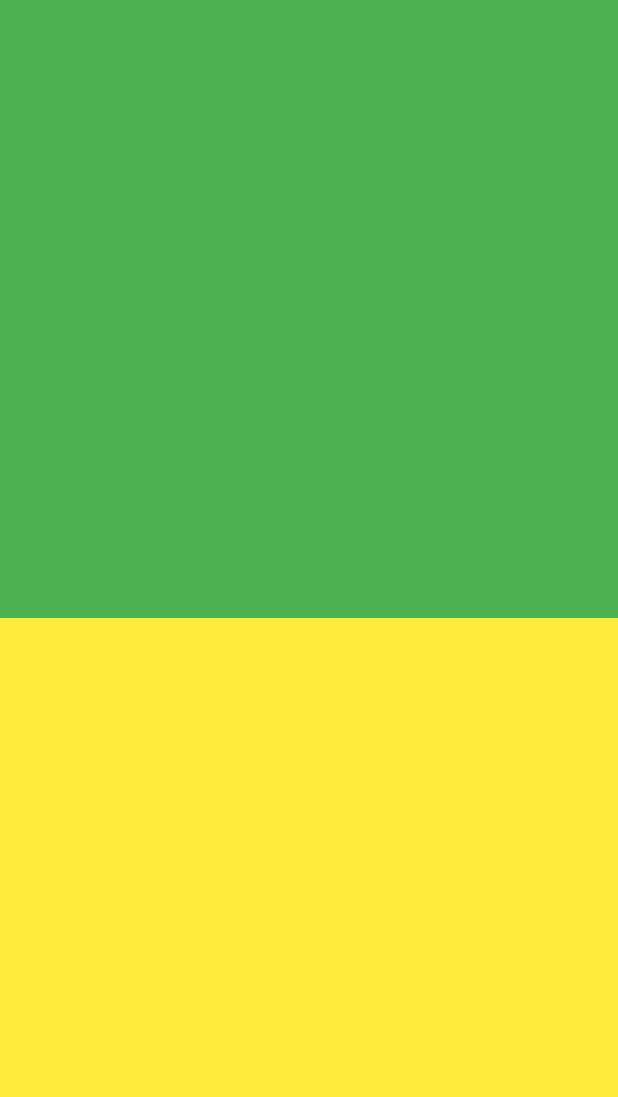
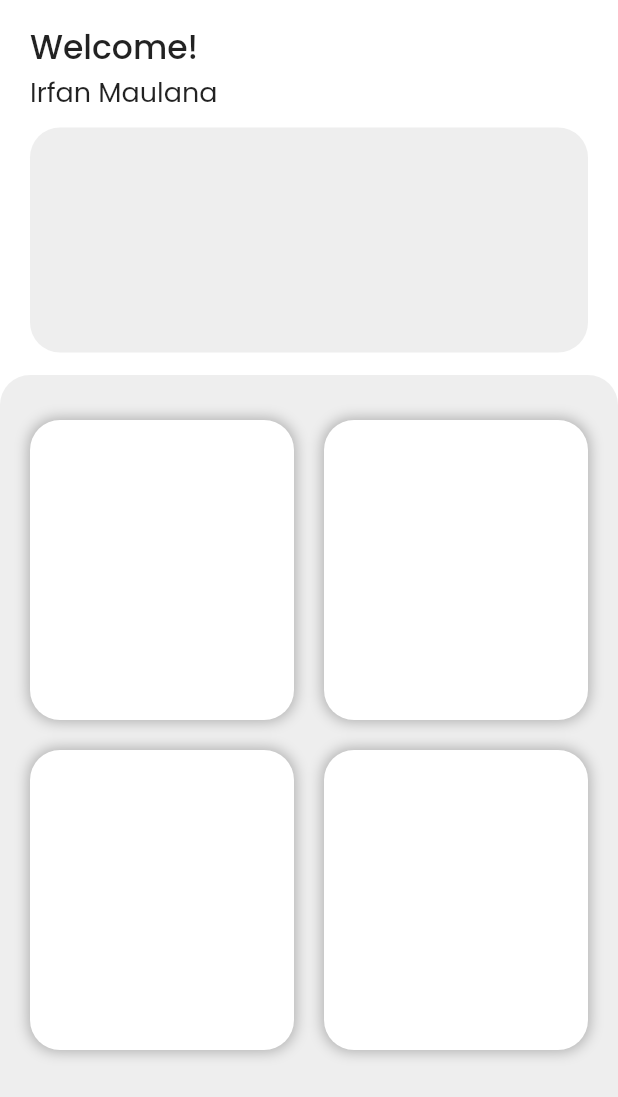
Before and after one commit to irfanrev/study-kejuruan, a Flutter app: the HomePage screen opened directly, on a phone screen of 412 x 824 dp. Shown: the top 1097 px of the screen. Run offline on Flutter 3.47's test engine with Material 2 defaults, Android fonts, the phone set to English and light mode, and no system bars; our stand-ins replace get, google_fonts.

Commit message:
Kerangka Hompage

```diff
--- a/lib/page/home/home_page.dart
+++ b/lib/page/home/home_page.dart
@@ -1,4 +1,5 @@
 import 'package:flutter/material.dart';
+import 'package:google_fonts/google_fonts.dart';
 
 class HomePage extends StatefulWidget {
   const HomePage({Key? key}) : super(key: key);
@@ -11,6 +12,7 @@ class _HomePageState extends State<HomePage> {
   @override
   Widget build(BuildContext context) {
     return Scaffold(
+      backgroundColor: Colors.white,
       body: SafeArea(
         child: SizedBox.expand(
             child: Stack(
@@ -18,14 +20,136 @@ class _HomePageState extends State<HomePage> {
             SizedBox.expand(
                 child: Column(
               children: [
-                Expanded(
-                  child: Container(
-                    color: Colors.green,
+                Container(
+                  height: 250,
+                  width: MediaQuery.of(context).size.width,
+                  child: Column(
+                    mainAxisAlignment: MainAxisAlignment.center,
+                    crossAxisAlignment: CrossAxisAlignment.start,
+                    children: [
+                      Container(
+                        margin: EdgeInsets.symmetric(horizontal: 20),
+                        child: Text(
+                          'Welcome!',
+                          style: GoogleFonts.poppins(
+                              fontWeight: FontWeight.w500, fontSize: 22),
+                        ),
+                      ),
+                      Container(
+                        margin: EdgeInsets.symmetric(horizontal: 20),
+                        child: Text(
+                          'Irfan Maulana',
+                          style: GoogleFonts.poppins(fontSize: 18),
+                        ),
+                      ),
+                      SizedBox(
+                        height: 10.0,
+                      ),
+                      Container(
+                        width: MediaQuery.of(context).size.width,
+                        margin: EdgeInsets.symmetric(horizontal: 20),
+                        height: 150,
+                        decoration: BoxDecoration(
+                            borderRadius: BorderRadius.circular(20),
+                            color: Colors.grey[200]),
+                      )
+                    ],
                   ),
                 ),
                 Expanded(
                   child: Container(
-                    color: Colors.yellow,
+                    padding: EdgeInsets.only(top: 20, left: 10, right: 10),
+                    decoration: BoxDecoration(
+                      color: Colors.grey[200],
+                      borderRadius: BorderRadius.only(
+                        topLeft: Radius.circular(20),
+                        topRight: Radius.circular(20),
+                      ),
+                    ),
+                    child: ListView(
+                      children: [
+                        Row(
+                          children: [
+                            Expanded(
+                              child: Container(
+                                margin: EdgeInsets.all(10.0),
+                                height: 200,
+                                decoration: BoxDecoration(
+                                  color: Colors.white,
+                                  borderRadius: BorderRadius.circular(20),
+                                  boxShadow: [
+                                    BoxShadow(
+                                      color: Colors.black26,
+                                      offset: Offset.zero,
+                                      spreadRadius: 1,
+                                      blurRadius: 7,
+                                    ),
+                                  ],
+                                ),
+                              ),
+                            ),
+                            Expanded(
+                              child: Container(
+                                margin: EdgeInsets.all(10),
+                                height: 200,
+                                decoration: BoxDecoration(
+                                  color: Colors.white,
+                                  borderRadius: BorderRadius.circular(20),
+                                  boxShadow: [
+                                    BoxShadow(
+                                      color: Colors.black26,
+                                      offset: Offset.zero,
+                                      spreadRadius: 1,
+                                      blurRadius: 7,
+                                    ),
+                                  ],
+                                ),
+                              ),
+                            )
+                          ],
+                        ),
+                        Row(
+                          children: [
+                            Expanded(
+                              child: Container(
+                                margin: EdgeInsets.all(10.0),
+                                height: 200,
+                                decoration: BoxDecoration(
+                                  color: Colors.white,
+                                  borderRadius: BorderRadius.circular(20),
+                                  boxShadow: [
+                                    BoxShadow(
+                                      color: Colors.black26,
+                                      offset: Offset.zero,
+                                      spreadRadius: 1,
+                                      blurRadius: 7,
+                                    ),
+                                  ],
+                                ),
+                              ),
+                            ),
+                            Expanded(
+                              child: Container(
+                                margin: EdgeInsets.all(10),
+                                height: 200,
+                                decoration: BoxDecoration(
+                                  color: Colors.white,
+                                  borderRadius: BorderRadius.circular(20),
+                                  boxShadow: [
+                                    BoxShadow(
+                                      color: Colors.black26,
+                                      offset: Offset.zero,
+                                      spreadRadius: 1,
+                                      blurRadius: 7,
+                                    ),
+                                  ],
+                                ),
+                              ),
+                            )
+                          ],
+                        )
+                      ],
+                    ),
                   ),
                 ),
               ],
```
